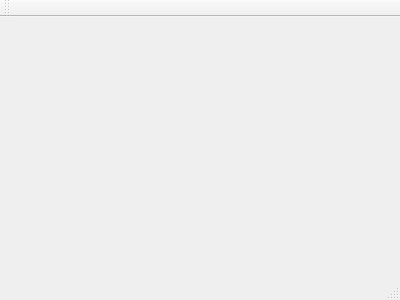
This is QMikPPPManager.ui in silderan/QMikPPPManager as Qt 5 draws it before an edit. The edited form follows.
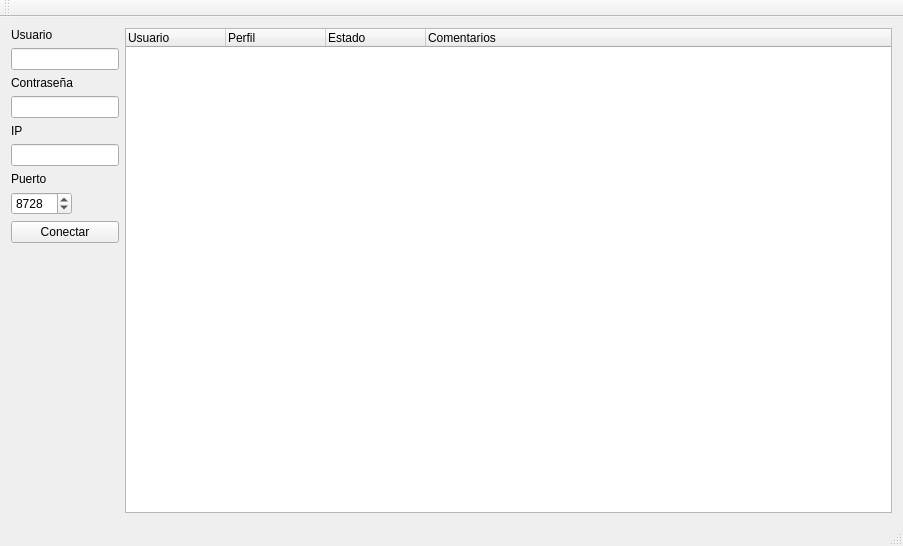
This is the edited form.

```diff
--- a/QMikPPPManager.ui
+++ b/QMikPPPManager.ui
@@ -1,24 +1,179 @@
 <ui version="4.0">
  <class>QMikPPPManager</class>
- <widget class="QMainWindow" name="QMikPPPManager" >
-  <property name="geometry" >
+ <widget class="QMainWindow" name="QMikPPPManager">
+  <property name="geometry">
    <rect>
     <x>0</x>
     <y>0</y>
-    <width>400</width>
-    <height>300</height>
+    <width>903</width>
+    <height>546</height>
    </rect>
   </property>
   <property name="windowTitle" >
    <string>QMikPPPManager</string>
   </property>
-  <widget class="QMenuBar" name="menuBar" />
-  <widget class="QToolBar" name="mainToolBar" />
-  <widget class="QWidget" name="centralWidget" />
-  <widget class="QStatusBar" name="statusBar" />
+  <widget class="QWidget" name="centralWidget">
+   <layout class="QGridLayout" name="gridLayout">
+    <item row="0" column="0">
+     <layout class="QVBoxLayout" name="verticalLayout">
+      <item>
+       <widget class="QLabel" name="label">
+        <property name="text">
+         <string>Usuario</string>
+        </property>
+       </widget>
+      </item>
+      <item>
+       <widget class="QLineEdit" name="leUser">
+        <property name="sizePolicy">
+         <sizepolicy hsizetype="Maximum" vsizetype="Fixed">
+          <horstretch>0</horstretch>
+          <verstretch>0</verstretch>
+         </sizepolicy>
+        </property>
+        <property name="text">
+         <string/>
+        </property>
+       </widget>
+      </item>
+      <item>
+       <widget class="QLabel" name="label_2">
+        <property name="text">
+         <string>Contraseña</string>
+        </property>
+       </widget>
+      </item>
+      <item>
+       <widget class="QLineEdit" name="lePass">
+        <property name="sizePolicy">
+         <sizepolicy hsizetype="Maximum" vsizetype="Fixed">
+          <horstretch>0</horstretch>
+          <verstretch>0</verstretch>
+         </sizepolicy>
+        </property>
+        <property name="text">
+         <string/>
+        </property>
+        <property name="echoMode">
+         <enum>QLineEdit::Password</enum>
+        </property>
+       </widget>
+      </item>
+      <item>
+       <widget class="QLabel" name="label_3">
+        <property name="text">
+         <string>IP</string>
+        </property>
+       </widget>
+      </item>
+      <item>
+       <widget class="QLineEdit" name="leIP">
+        <property name="sizePolicy">
+         <sizepolicy hsizetype="Maximum" vsizetype="Fixed">
+          <horstretch>0</horstretch>
+          <verstretch>0</verstretch>
+         </sizepolicy>
+        </property>
+        <property name="text">
+         <string/>
+        </property>
+       </widget>
+      </item>
+      <item>
+       <widget class="QLabel" name="label_4">
+        <property name="text">
+         <string>Puerto</string>
+        </property>
+       </widget>
+      </item>
+      <item>
+       <widget class="QSpinBox" name="sbPort">
+        <property name="sizePolicy">
+         <sizepolicy hsizetype="Fixed" vsizetype="Fixed">
+          <horstretch>0</horstretch>
+          <verstretch>0</verstretch>
+         </sizepolicy>
+        </property>
+        <property name="minimum">
+         <number>1</number>
+        </property>
+        <property name="maximum">
+         <number>65535</number>
+        </property>
+        <property name="value">
+         <number>8728</number>
+        </property>
+       </widget>
+      </item>
+      <item>
+       <widget class="QPushButton" name="pbConnect">
+        <property name="text">
+         <string>Conectar</string>
+        </property>
+       </widget>
+      </item>
+      <item>
+       <spacer name="verticalSpacer">
+        <property name="orientation">
+         <enum>Qt::Vertical</enum>
+        </property>
+        <property name="sizeHint" stdset="0">
+         <size>
+          <width>20</width>
+          <height>50</height>
+         </size>
+        </property>
+       </spacer>
+      </item>
+     </layout>
+    </item>
+    <item row="0" column="1">
+     <widget class="QTreeWidget" name="twUsuarios">
+      <column>
+       <property name="text">
+        <string>Usuario</string>
+       </property>
+      </column>
+      <column>
+       <property name="text">
+        <string>Perfil</string>
+       </property>
+      </column>
+      <column>
+       <property name="text">
+        <string>Estado</string>
+       </property>
+      </column>
+      <column>
+       <property name="text">
+        <string>Comentarios</string>
+       </property>
+      </column>
+     </widget>
+    </item>
+   </layout>
+  </widget>
+  <widget class="QMenuBar" name="menuBar">
+   <property name="geometry">
+    <rect>
+     <x>0</x>
+     <y>0</y>
+     <width>903</width>
+     <height>26</height>
+    </rect>
+   </property>
+  </widget>
+  <widget class="QToolBar" name="mainToolBar">
+   <attribute name="toolBarArea">
+    <enum>TopToolBarArea</enum>
+   </attribute>
+   <attribute name="toolBarBreak">
+    <bool>false</bool>
+   </attribute>
+  </widget>
+  <widget class="QStatusBar" name="statusBar"/>
  </widget>
- <layoutDefault spacing="6" margin="11" />
- <pixmapfunction></pixmapfunction>
+ <layoutdefault spacing="6" margin="11"/>
  <resources/>
  <connections/>
 </ui>
```
Left out of the diff: 3 changed lines with no effect on the pictures.
